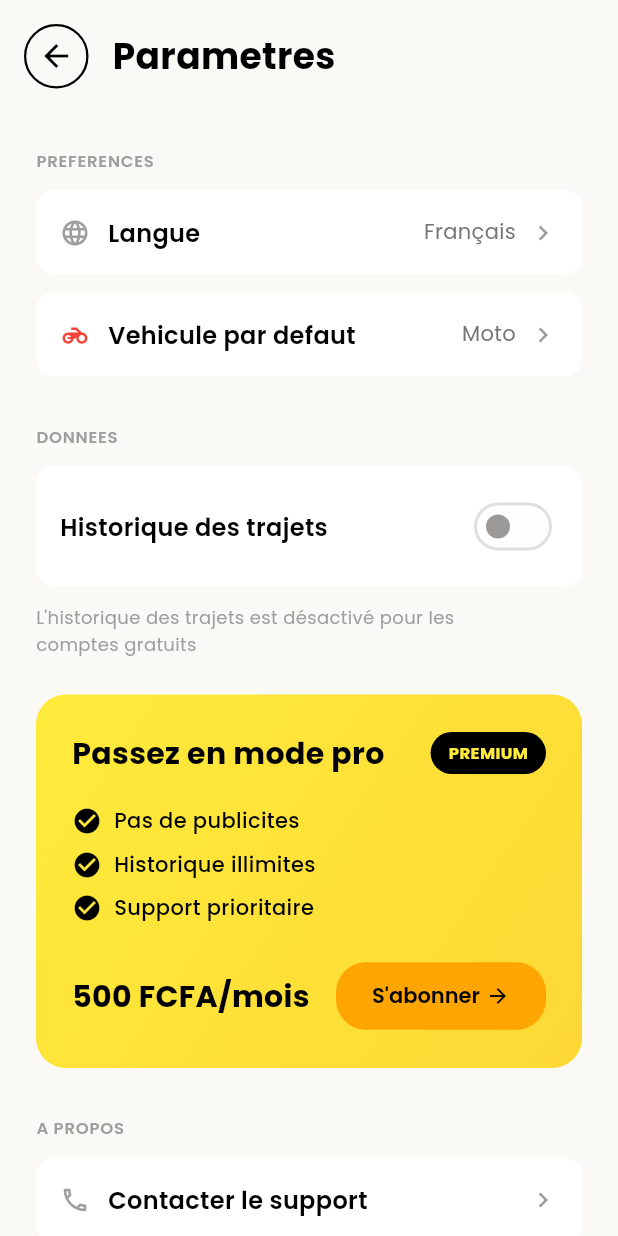
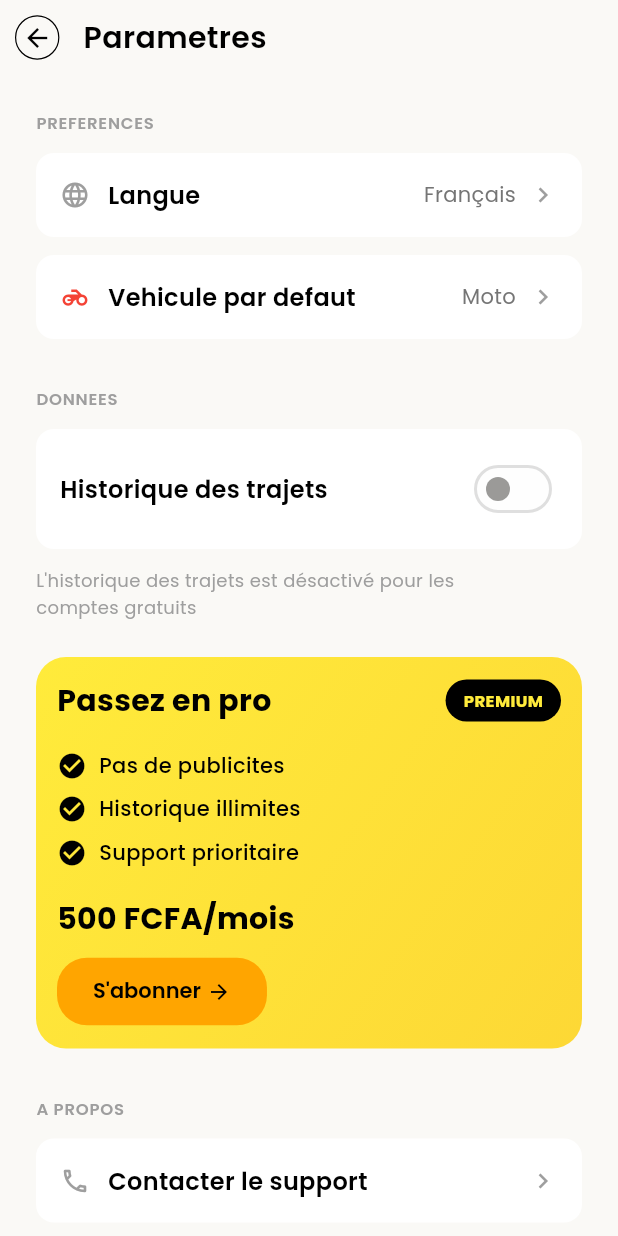
Before and after one commit to Rahim10020/neneo, a Flutter app: the SettingsScreen screen opened by its route, on a phone screen of 412 x 824 dp. Run offline on Flutter 3.47's test engine with Material 3 defaults, Android fonts, the phone set to English and light mode, and no system bars; our stand-ins replace geolocator, google_fonts, hive_flutter, share_plus, shared_preferences, smooth_page_indicator; accounts and stored records are empty.

Commit message:
modification design settings

```diff
--- a/faire.txt
+++ b/faire.txt
@@ -1 +1,6 @@
-- Se renseigner sur les tarifs reels taxi et zemidjans dans la ville de lome; Ensuite mette a jour dans app_constants
+- Se renseigner sur les tarifs reels taxi et zemidjans dans la ville de lome; Ensuite
+    mette a jour dans app_constants
+- implementer l'abonnement (bouton s'abonner dans settings)
+- reflechir sur quand la personne devra t il se connecter ? lors de l'abonnement pro ?
+    Je veux pas qu'on oblige la creation de compte des l'arrivee dans l'application.
+    Donc la lors du passage en pro, il va creer d'abord un compte avant de continuer.
--- a/lib/features/settings/settings_screen.dart
+++ b/lib/features/settings/settings_screen.dart
@@ -249,28 +249,29 @@ class _SettingsScreenState extends State<SettingsScreen> {
               children: [
                 // Header
                 Padding(
-                  padding: const EdgeInsets.all(16.0),
+                  padding: const EdgeInsets.all(10.0),
                   child: Row(
                     children: [
                       GestureDetector(
                         onTap: () => Navigator.pop(context),
                         child: Container(
-                          padding: const EdgeInsets.all(8),
+                          padding: const EdgeInsets.all(4),
                           decoration: BoxDecoration(
                             border: Border.all(
                               color: AppColors.textPrimary,
-                              width: 1.5,
+                              width: 0.8,
                             ),
                             shape: BoxShape.circle,
                           ),
                           child: Icon(
                             Icons.arrow_back,
                             color: AppColors.textPrimary,
+                            size: 20,
                           ),
                         ),
                       ),
                       const SizedBox(width: 16),
-                      Text('Parametres', style: AppTextStyles.h2),
+                      Text('Parametres', style: AppTextStyles.h3),
                     ],
                   ),
                 ),
@@ -467,7 +468,7 @@ class _SettingsScreenState extends State<SettingsScreen> {
                                 if (user.proRemainingDays <= 7) ...[
                                   const SizedBox(height: 8),
                                   Text(
-                                    '⚠️ Plus que ${user.proRemainingDays} jour${user.proRemainingDays > 1 ? "s" : ""}',
+                                    'Plus que ${user.proRemainingDays} jour${user.proRemainingDays > 1 ? "s" : ""}',
                                     style: AppTextStyles.bodyMedium.copyWith(
                                       color: AppColors.error,
                                       fontWeight: FontWeight.bold,
--- a/lib/features/settings/widgets/pro_card.dart
+++ b/lib/features/settings/widgets/pro_card.dart
@@ -8,7 +8,7 @@ class ProCard extends StatelessWidget {
   @override
   Widget build(BuildContext context) {
     return Container(
-      padding: const EdgeInsets.all(24),
+      padding: const EdgeInsets.all(14),
       decoration: BoxDecoration(
         gradient: LinearGradient(
           colors: [Color(0xFFFFEB3B), Color(0xFFFDD835)],
@@ -24,7 +24,7 @@ class ProCard extends StatelessWidget {
             mainAxisAlignment: MainAxisAlignment.spaceBetween,
             children: [
               Text(
-                'Passez en mode pro',
+                'Passez en pro',
                 style: AppTextStyles.h3.copyWith(fontWeight: FontWeight.bold),
               ),
               Container(
@@ -47,23 +47,26 @@ class ProCard extends StatelessWidget {
               ),
             ],
           ),
-          const SizedBox(height: 20),
+          const SizedBox(height: 18),
           _ProFeature(text: 'Pas de publicites'),
           const SizedBox(height: 8),
           _ProFeature(text: 'Historique illimites'),
           const SizedBox(height: 8),
           _ProFeature(text: 'Support prioritaire'),
-          const SizedBox(height: 24),
-          Row(
-            mainAxisAlignment: MainAxisAlignment.spaceBetween,
+          const SizedBox(height: 18),
+          Column(
+            crossAxisAlignment: CrossAxisAlignment.start,
             children: [
               Text(
                 '500 FCFA/mois',
                 style: AppTextStyles.h3.copyWith(fontWeight: FontWeight.bold),
               ),
+              const SizedBox(height: 10),
+              Row(
+                children: [
                   ElevatedButton(
                     onPressed: () {
-                  // TODO: Navigate to payment
+                      // TODO: Navigate to payment after he create his account
                     },
                     style: ElevatedButton.styleFrom(
                       backgroundColor: AppColors.primary,
@@ -77,6 +80,7 @@ class ProCard extends StatelessWidget {
                       ),
                     ),
                     child: Row(
+                      mainAxisAlignment: MainAxisAlignment.spaceBetween,
                       children: [
                         Text(
                           'S\'abonner',
@@ -86,6 +90,8 @@ class ProCard extends StatelessWidget {
                         Icon(Icons.arrow_forward, size: 16),
                       ],
                     ),
+                  ),
+                ],
               ),
             ],
           ),
```
Lines whose indentation alone changed are shown as unchanged.
